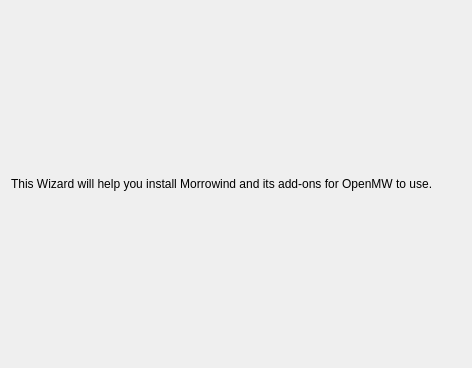
Before: the Qt Designer form files/ui/wizard/intropage.ui in darrensmith-maker/rickymp-engine, drawn with Qt 5.
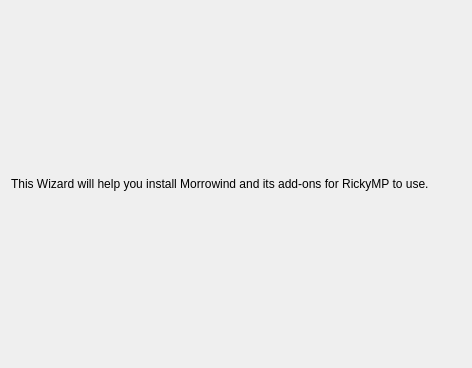
After: the same form once the commit is applied.

Commit message: RickyMP client: Ricky's branding, waterline hitch, 3D DDS flip

```diff
--- a/files/ui/wizard/intropage.ui
+++ b/files/ui/wizard/intropage.ui
@@ -14,13 +14,13 @@
    <string>WizardPage</string>
   </property>
   <property name="title">
-   <string>Welcome to the OpenMW Wizard</string>
+   <string>Welcome to the RickyMP Wizard</string>
   </property>
   <layout class="QVBoxLayout" name="verticalLayout">
    <item>
     <widget class="QLabel" name="textLabel">
      <property name="text">
-      <string>This Wizard will help you install Morrowind and its add-ons for OpenMW to use.</string>
+      <string>This Wizard will help you install Morrowind and its add-ons for RickyMP to use.</string>
      </property>
      <property name="wordWrap">
       <bool>true</bool>
```
The commit also changes 31 other files.
